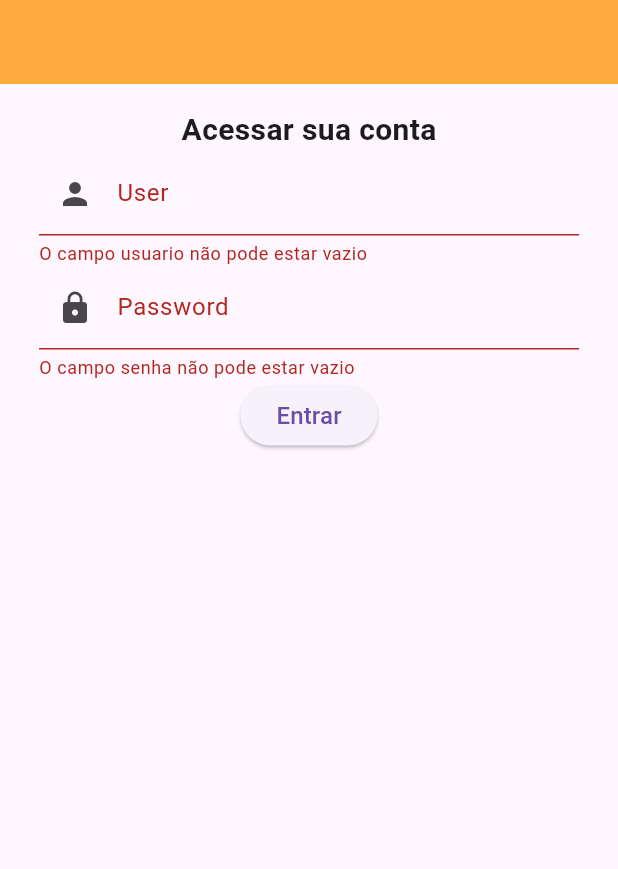
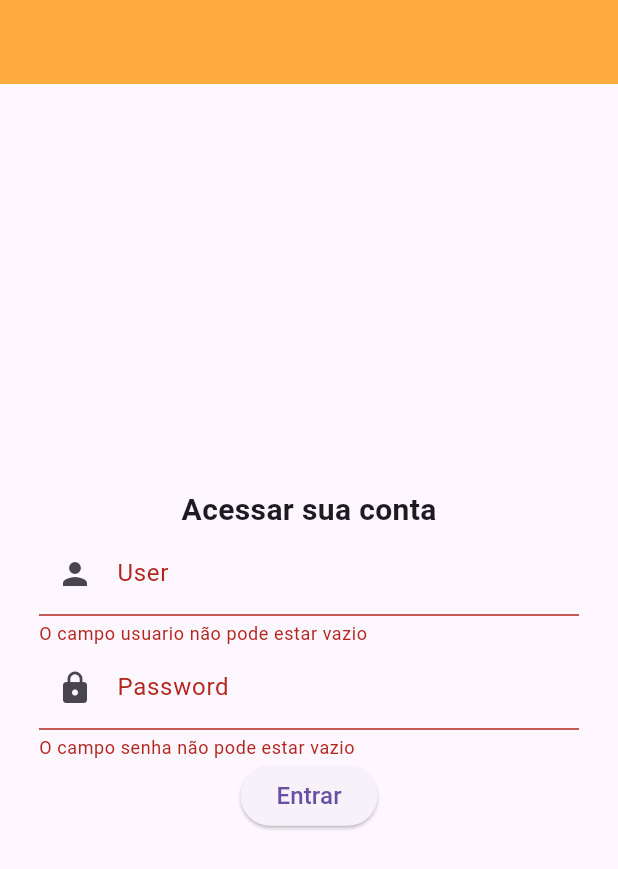
Before and after one commit to LucasReisSeverini/flutter_andrey, a Flutter app: the screen it shows after launch, after a tap on "Entrar", on a phone screen of 412 x 824 dp. Shown: the top 869 px of the screen. Run offline on Flutter 3.47's test engine with Material 3 defaults, Android fonts, the phone set to English and light mode, and no system bars.

Commit message:
feat: adicionado snackbar, mensagem de erro de login e configuracao de tela

```diff
--- a/novo_projeto_flutter/app_receitas/lib/views/login_page.dart
+++ b/novo_projeto_flutter/app_receitas/lib/views/login_page.dart
@@ -1,4 +1,5 @@
 import 'package:app_receitas/components/app_bar_component.dart';
+import 'package:app_receitas/components/snack_bar_component.dart';
 import 'package:app_receitas/controllers/login_controller.dart';
 import 'package:flutter/material.dart';
 
@@ -32,6 +33,7 @@ class _LoginPageState extends State<LoginPage> {
           child: Form(
             key: _formKey,
             child: Column(
+              mainAxisAlignment: MainAxisAlignment.center,
               children: [
                 Text(
                   'Acessar sua conta',
@@ -62,6 +64,7 @@ class _LoginPageState extends State<LoginPage> {
                       prefixIcon: Icon(Icons.lock)
                     ),
                     validator: (senha){
+
                       if(senha == null || senha.isEmpty){
                         return 'O campo senha não pode estar vazio';
                       }
@@ -80,17 +83,24 @@ class _LoginPageState extends State<LoginPage> {
 
                         if(login){
                           Navigator.of(context).pushNamed('/receitas');
+                        }else{
+                          ScaffoldMessenger.of(context).
+                            showSnackBar(
+                              snackBar(
+                                mensagem: 'As credenciais estão erradas',
+                                corFundo: Colors.redAccent
+
+                              )
+                            );
                         }
-
-                      }
+                        }
                     },
-                    child: Text(
-                      'Entrar',
+                    child: Text('Entrar',
                       style: TextStyle(
                         fontSize: 16
                       ),
                     )
-                    )
+                  )
               ],
 
             ),
--- a/novo_projeto_flutter/app_receitas/lib/views/receitas_page.dart
+++ b/novo_projeto_flutter/app_receitas/lib/views/receitas_page.dart
@@ -1,4 +1,5 @@
 import 'package:app_receitas/components/app_bar_component.dart';
+import 'package:app_receitas/controllers/user_controller.dart';
 import 'package:flutter/material.dart';
 
 //criando um state full
@@ -19,6 +20,7 @@ class _ReceitasPageState extends State<ReceitasPage> {
       ),
       body: Column(
         children: [
+          Text('Usuario logado ${UserController.instance.user}'),
           TextButton(
             onPressed: () {
               Navigator.of(context).pop();
```
Also changed, not shown: novo_projeto_flutter/app_receitas/lib/components/snack_bar_component.dart (added, +8 -0 lines), novo_projeto_flutter/app_receitas/lib/controllers/login_controller.dart (+5 -2 lines).
